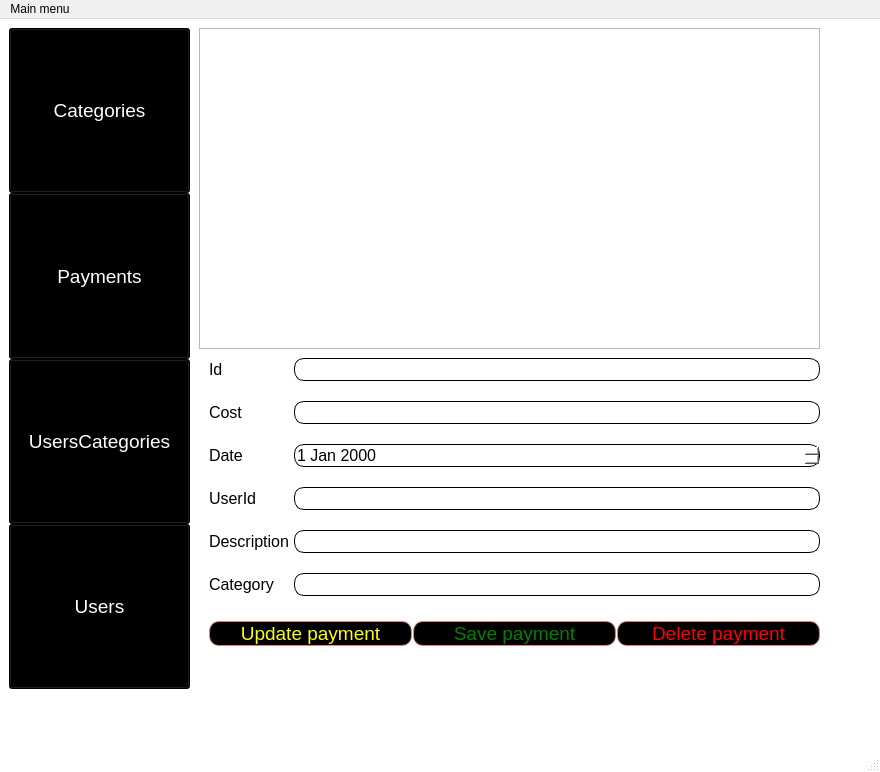
First picture: the form in mainwindow.ui, repository ihareal/budgeting, before the edit.
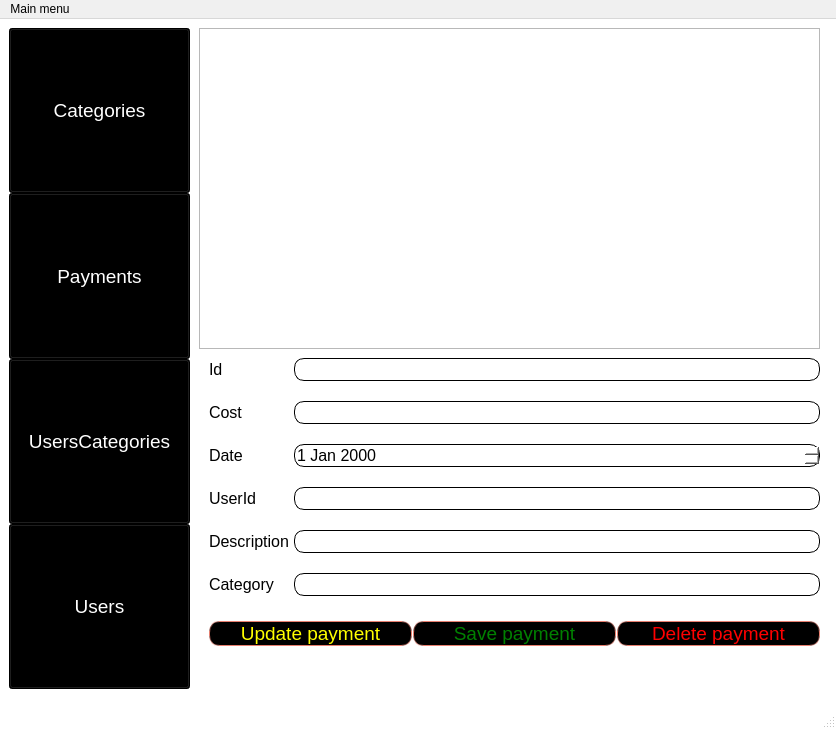
Second picture: the form after the edit.

Commit message: Add model to fullfill edit fields & fixed bug with centering administration page widget

```diff
--- a/mainwindow.ui
+++ b/mainwindow.ui
@@ -6,8 +6,8 @@
    <rect>
     <x>0</x>
     <y>0</y>
-    <width>880</width>
-    <height>772</height>
+    <width>836</width>
+    <height>729</height>
    </rect>
   </property>
   <property name="font">
@@ -31,8 +31,8 @@
 }</string>
   </property>
   <widget class="QWidget" name="centralwidget">
-   <layout class="QVBoxLayout" name="verticalLayout_2">
-    <item>
+   <layout class="QGridLayout" name="gridLayout">
+    <item row="0" column="0">
      <widget class="QStackedWidget" name="stackedWidget">
       <property name="sizePolicy">
        <sizepolicy hsizetype="Preferred" vsizetype="Preferred">
@@ -641,6 +641,15 @@
        </layout>
       </widget>
       <widget class="QWidget" name="administratorPage">
+       <property name="enabled">
+        <bool>true</bool>
+       </property>
+       <property name="minimumSize">
+        <size>
+         <width>0</width>
+         <height>0</height>
+        </size>
+       </property>
        <widget class="QWidget" name="verticalLayoutWidget">
         <property name="geometry">
          <rect>
@@ -1111,7 +1120,7 @@
     <rect>
      <x>0</x>
      <y>0</y>
-     <width>880</width>
+     <width>836</width>
      <height>20</height>
     </rect>
    </property>
```
The commit also changes 3 other files.
